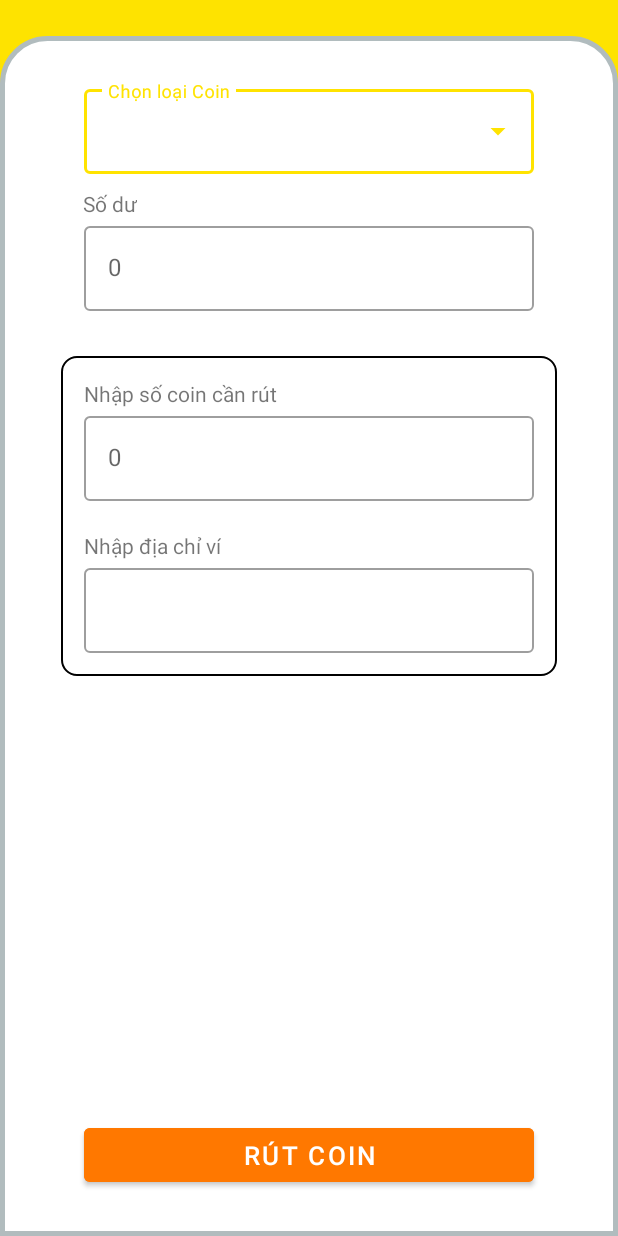
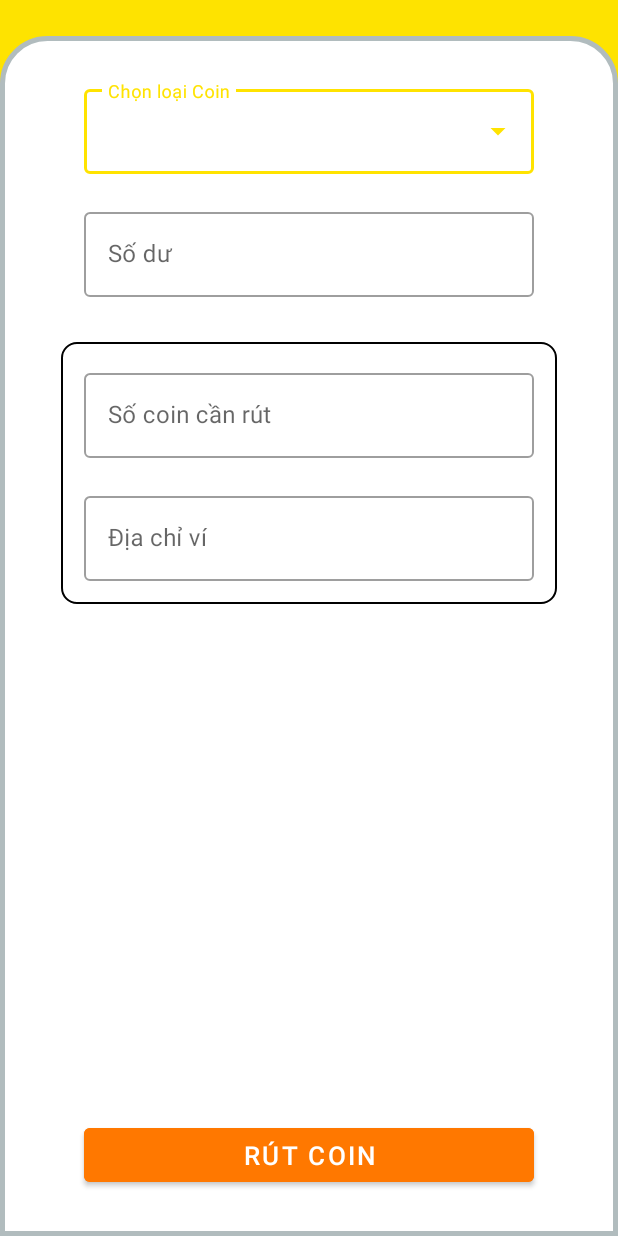
Before and after one commit to nguyentrongkhanhduy/Crypto-pay, an Android app: the WithdrawActivity screen opened directly, with no data from a screen before it, on a phone screen of 412 x 824 dp. Run offline under Robolectric (Android 15) with nearby library versions, the phone set to English and light mode, and no system bars; 1 statement that could not run was skipped.

Commit message:
add some more UI

```diff
--- a/app/src/main/java/com/example/crypto_pay_2/WithdrawActivity.java
+++ b/app/src/main/java/com/example/crypto_pay_2/WithdrawActivity.java
@@ -2,8 +2,11 @@ package com.example.crypto_pay_2;
 
 import androidx.appcompat.app.AppCompatActivity;
 
+import android.content.Intent;
 import android.os.Bundle;
+import android.view.View;
 import android.view.WindowManager;
+import android.widget.ImageButton;
 
 public class WithdrawActivity extends AppCompatActivity {
 
@@ -17,5 +20,15 @@ public class WithdrawActivity extends AppCompatActivity {
 
         Bundle extras = getIntent().getExtras();
         String my_email = extras.getString("email");
+
+        ImageButton back = (ImageButton) findViewById(R.id.back_icon);
+        back.setOnClickListener(new View.OnClickListener() {
+            @Override
+            public void onClick(View view) {
+                Intent intent = new Intent(WithdrawActivity.this, MainPage.class);
+                intent.putExtra("email",my_email);
+                startActivity(intent);
+            }
+        });
     }
 }
--- a/app/src/main/res/layout/activity_withdraw.xml
+++ b/app/src/main/res/layout/activity_withdraw.xml
@@ -4,7 +4,7 @@
     xmlns:tools="http://schemas.android.com/tools"
     android:layout_width="match_parent"
     android:layout_height="match_parent"
-    tools:context=".DepositActivity"
+    tools:context=".WithdrawActivity"
     android:background="#FEE300">
 
     <ImageButton
@@ -48,31 +48,22 @@
                 android:inputType="none" />
         </com.google.android.material.textfield.TextInputLayout>
 
-        <TextView
-            android:id="@+id/so_du"
-            android:layout_width="wrap_content"
-            android:layout_height="wrap_content"
-            android:layout_below="@id/dropdown_frame"
-            android:layout_marginStart="55dp"
-            android:layout_marginTop="10dp"
-            android:text="Số dư" />
-
-
         <com.google.android.material.textfield.TextInputLayout
             android:id="@+id/balance_frame"
             style="@style/Widget.MaterialComponents.TextInputLayout.OutlinedBox"
             android:layout_width="300dp"
             android:layout_height="wrap_content"
-            android:layout_below="@id/so_du"
+            android:layout_below="@id/dropdown_frame"
             android:layout_centerHorizontal="true"
-            android:layout_gravity="center">
+            android:layout_gravity="center"
+            android:layout_marginTop="20dp">
 
             <com.google.android.material.textfield.TextInputEditText
                 android:id="@+id/coin_balance"
                 android:layout_width="match_parent"
                 android:layout_height="match_parent"
-                android:hint="0"
-                android:inputType="none" />
+                android:hint="Số dư"
+                android:inputType="none"/>
         </com.google.android.material.textfield.TextInputLayout>
 
         <LinearLayout
@@ -87,11 +78,6 @@
             android:orientation="vertical"
             android:padding="15dp">
 
-            <TextView
-                android:layout_width="wrap_content"
-                android:layout_height="wrap_content"
-                android:text="Nhập số coin cần rút" />
-
             <com.google.android.material.textfield.TextInputLayout
                 style="@style/Widget.MaterialComponents.TextInputLayout.OutlinedBox"
                 android:layout_width="300dp"
@@ -102,27 +88,23 @@
                     android:id="@+id/coin_to_withdraw"
                     android:layout_width="match_parent"
                     android:layout_height="match_parent"
-                    android:hint="0"
+                    android:hint="Số coin cần rút"
                     android:inputType="number" />
             </com.google.android.material.textfield.TextInputLayout>
-
-            <TextView
-                android:layout_width="wrap_content"
-                android:layout_height="wrap_content"
-                android:layout_marginTop="20dp"
-                android:text="Nhập địa chỉ ví" />
 
             <com.google.android.material.textfield.TextInputLayout
                 style="@style/Widget.MaterialComponents.TextInputLayout.OutlinedBox"
                 android:layout_width="300dp"
                 android:layout_height="wrap_content"
-                android:layout_gravity="center">
+                android:layout_gravity="center"
+                android:layout_marginTop="20dp">
 
                 <com.google.android.material.textfield.TextInputEditText
                     android:id="@+id/coin_address"
                     android:layout_width="match_parent"
                     android:layout_height="match_parent"
-                    android:inputType="text" />
+                    android:inputType="text"
+                    android:hint="Địa chỉ ví"/>
             </com.google.android.material.textfield.TextInputLayout>
 
         </LinearLayout>
--- a/app/src/main/res/layout/fragment_wallet.xml
+++ b/app/src/main/res/layout/fragment_wallet.xml
@@ -5,11 +5,5 @@
     android:layout_height="match_parent"
     tools:context=".WalletFragment">
 
-    <TextView
-        android:textSize="30dp"
-        android:layout_centerInParent="true"
-        android:layout_width="wrap_content"
-        android:layout_height="wrap_content"
-        android:text="Wallet" />
 
 </RelativeLayout>
```
Also changed, not shown: app/src/main/java/com/example/crypto_pay_2/DepositActivity.java (+11 -1 lines), app/src/main/res/layout/activity_deposit.xml (+10 -29 lines), app/src/main/res/layout/fragment_home.xml (+3 -9 lines).
